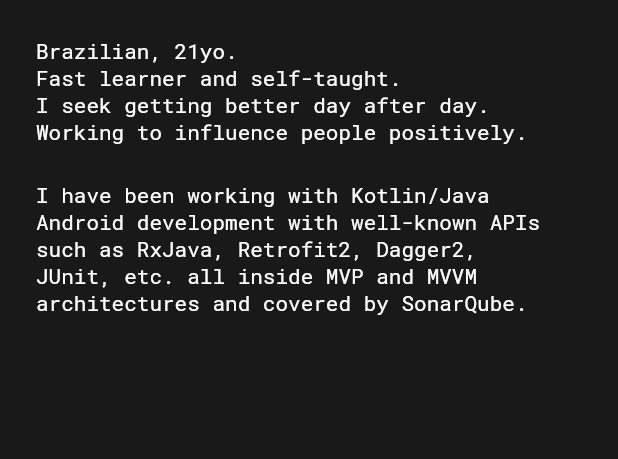
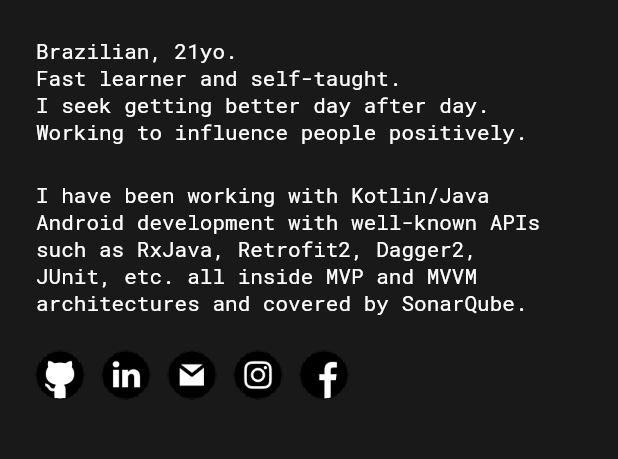
Before and after one commit to bfpimentel/pimentel.dev, a Flutter app: the screen it shows after launch, on a phone screen of 412 x 824 dp, the part 252-711 px from its top. Run offline on Flutter 3.47's test engine with Material 2 defaults, Android fonts, the phone set to English and light mode, and no system bars.

Commit message:
adicionados links para redes sociais e comando para adicionar CNAME

```diff
--- a/lib/home.dart
+++ b/lib/home.dart
@@ -1,4 +1,6 @@
 import 'package:flutter/material.dart';
+import 'package:portfolio/image_button.dart';
+import 'package:portfolio/social_group.dart';
 
 class Home extends StatelessWidget {
   const Home({
@@ -46,6 +48,8 @@
                 'all inside MVP and MVVM architectures and covered by SonarQube.',
                 style: Theme.of(context).textTheme.bodyText1,
               ),
+              const Padding(padding: const EdgeInsets.only(top: 24)),
+              const SocialGroup()
             ],
           ),
         ),
--- /dev/null
+++ b/lib/image_button.dart
@@ -0,0 +1,52 @@
+import 'package:flutter/cupertino.dart';
+import 'package:flutter/material.dart';
+import 'package:url_launcher/url_launcher.dart';
+
+class ImageButton extends StatelessWidget {
+  const ImageButton({
+    @required final this.assetName,
+    final this.urlAddress,
+    final this.mailAddress,
+  });
+
+  final String assetName;
+  final String urlAddress;
+  final String mailAddress;
+
+  _handleOnPressed() async {
+    if (urlAddress != null && await canLaunch(urlAddress)) {
+      await launch(urlAddress);
+      return;
+    }
+
+    if (mailAddress != null) {
+      final subject = 'Hello, Bruno!';
+      final address = 'mailto:$mailAddress?subject=$subject';
+      if (await canLaunch(address)) {
+        await launch(address);
+      }
+    }
+  }
+
+  @override
+  Widget build(final BuildContext context) {
+    return SizedBox(
+      width: 32,
+      height: 32,
+      child: FlatButton(
+        padding: EdgeInsets.all(0),
+        onPressed: _handleOnPressed,
+        child: Container(
+          decoration: BoxDecoration(
+            color: Colors.white,
+            border: Border.all(width: 0),
+            shape: BoxShape.circle,
+            image: DecorationImage(
+              image: ExactAssetImage(assetName),
+            ),
+          ),
+        ),
+      ),
+    );
+  }
+}
--- /dev/null
+++ b/lib/social_group.dart
@@ -0,0 +1,39 @@
+import 'package:flutter/cupertino.dart';
+
+import 'image_button.dart';
+
+class SocialGroup extends StatelessWidget {
+  const SocialGroup();
+
+  @override
+  Widget build(final BuildContext context) {
+    return Row(
+      children: <Widget>[
+        const ImageButton(
+          assetName: 'assets/github.png',
+          urlAddress: 'https://github.com/bfpimentel/',
+        ),
+        Padding(padding: EdgeInsets.only(left: 12)),
+        const ImageButton(
+          assetName: 'assets/linkedin.png',
+          urlAddress: 'https://linkedin.com/in/bfpimentel/',
+        ),
+        Padding(padding: EdgeInsets.only(left: 12)),
+        const ImageButton(
+          assetName: 'assets/gmail.png',
+          mailAddress: 'bruno@pimentel.dev',
+        ),
+        Padding(padding: EdgeInsets.only(left: 12)),
+        const ImageButton(
+          assetName: 'assets/instagram.png',
+          urlAddress: 'https://instagram.com/pimentel.dev/',
+        ),
+        Padding(padding: EdgeInsets.only(left: 12)),
+        const ImageButton(
+          assetName: 'assets/facebook.png',
+          urlAddress: 'https://facebook.com/bfpimentel/',
+        ),
+      ],
+    );
+  }
+}
--- a/pubspec.yaml
+++ b/pubspec.yaml
@@ -7,6 +7,8 @@
   sdk: ">=2.1.0 <3.0.0"
 
 dependencies:
+  url_launcher: ^5.4.1
+  flutter_svg: ^0.17.1
   flutter:
     sdk: flutter
 
@@ -18,7 +20,7 @@
   uses-material-design: true
 
   assets:
-    - ./assets/
+    - assets/
 
   fonts:
     - family: Roboto
```
Also changed, not shown: assets/facebook.png (added), assets/github.png (added), assets/gmail.png (added), assets/instagram.png (added), assets/linkedin.png (added), pubspec.lock, 6 other files.
